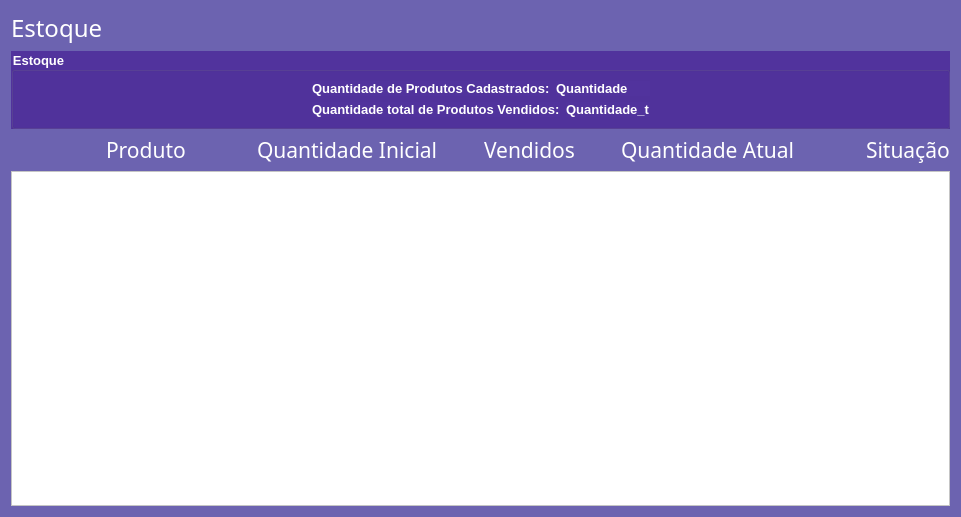
Before: the Qt Designer form view/estoque.ui in Michel3-01/Sistema_Loja_de_Roupas, drawn with Qt 5.
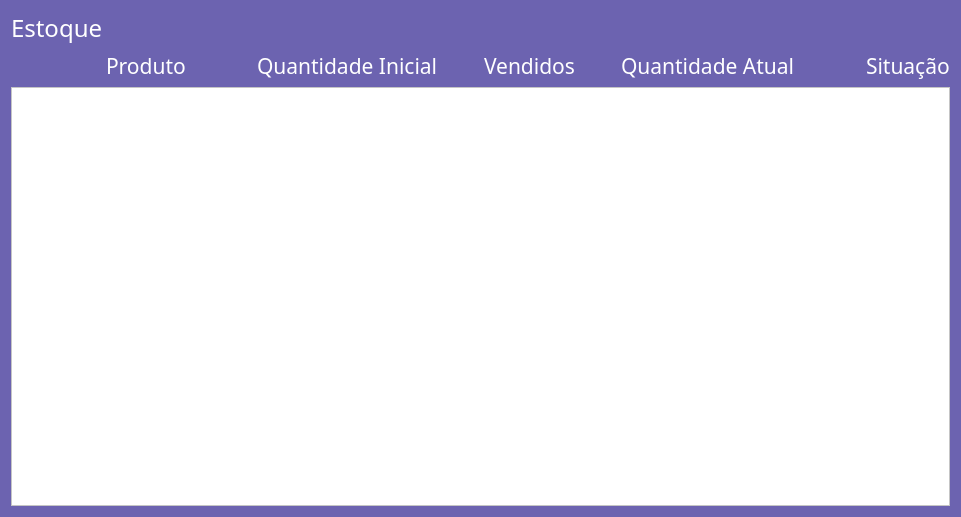
After: the same form once the commit is applied.

Patch:
```diff
--- a/view/estoque.ui
+++ b/view/estoque.ui
@@ -6,7 +6,7 @@
    <rect>
     <x>0</x>
     <y>0</y>
-    <width>782</width>
+    <width>912</width>
     <height>517</height>
    </rect>
   </property>
@@ -34,138 +34,7 @@
     </widget>
    </item>
    <item>
-    <layout class="QVBoxLayout" name="verticalLayout_3">
-     <item>
-      <widget class="QGroupBox" name="groupBox_4">
-       <property name="font">
-        <font>
-         <pointsize>10</pointsize>
-         <weight>75</weight>
-         <bold>true</bold>
-        </font>
-       </property>
-       <property name="styleSheet">
-        <string notr="true">background-color: rgb(81, 51, 157);
-color:rgb(255,255,255);</string>
-       </property>
-       <property name="title">
-        <string>Estoque</string>
-       </property>
-       <layout class="QVBoxLayout" name="verticalLayout_5">
-        <item>
-         <layout class="QHBoxLayout" name="horizontalLayout_7">
-          <item>
-           <spacer name="horizontalSpacer_7">
-            <property name="orientation">
-             <enum>Qt::Horizontal</enum>
-            </property>
-            <property name="sizeHint" stdset="0">
-             <size>
-              <width>40</width>
-              <height>20</height>
-             </size>
-            </property>
-           </spacer>
-          </item>
-          <item>
-           <layout class="QVBoxLayout" name="verticalLayout">
-            <item>
-             <layout class="QHBoxLayout" name="horizontalLayout_5">
-              <item>
-               <widget class="QLabel" name="label_7">
-                <property name="font">
-                 <font>
-                  <pointsize>10</pointsize>
-                  <weight>75</weight>
-                  <bold>true</bold>
-                 </font>
-                </property>
-                <property name="styleSheet">
-                 <string notr="true">color: rgb(255, 255, 255);</string>
-                </property>
-                <property name="text">
-                 <string>Quantidade de Produtos Cadastrados:</string>
-                </property>
-               </widget>
-              </item>
-              <item>
-               <widget class="QLabel" name="label_9">
-                <property name="font">
-                 <font>
-                  <pointsize>10</pointsize>
-                  <weight>75</weight>
-                  <bold>true</bold>
-                 </font>
-                </property>
-                <property name="styleSheet">
-                 <string notr="true">color: rgb(255, 255, 255);</string>
-                </property>
-                <property name="text">
-                 <string>Quantidade</string>
-                </property>
-               </widget>
-              </item>
-             </layout>
-            </item>
-            <item>
-             <layout class="QHBoxLayout" name="horizontalLayout_6">
-              <item>
-               <widget class="QLabel" name="label_8">
-                <property name="font">
-                 <font>
-                  <pointsize>10</pointsize>
-                  <weight>75</weight>
-                  <bold>true</bold>
-                 </font>
-                </property>
-                <property name="styleSheet">
-                 <string notr="true">color: rgb(255, 255, 255);</string>
-                </property>
-                <property name="text">
-                 <string>Quantidade total de Produtos Vendidos:</string>
-                </property>
-               </widget>
-              </item>
-              <item>
-               <widget class="QLabel" name="label_10">
-                <property name="font">
-                 <font>
-                  <pointsize>10</pointsize>
-                  <weight>75</weight>
-                  <bold>true</bold>
-                 </font>
-                </property>
-                <property name="styleSheet">
-                 <string notr="true">color: rgb(255, 255, 255);</string>
-                </property>
-                <property name="text">
-                 <string>Quantidade_t</string>
-                </property>
-               </widget>
-              </item>
-             </layout>
-            </item>
-           </layout>
-          </item>
-          <item>
-           <spacer name="horizontalSpacer_8">
-            <property name="orientation">
-             <enum>Qt::Horizontal</enum>
-            </property>
-            <property name="sizeHint" stdset="0">
-             <size>
-              <width>40</width>
-              <height>20</height>
-             </size>
-            </property>
-           </spacer>
-          </item>
-         </layout>
-        </item>
-       </layout>
-      </widget>
-     </item>
-    </layout>
+    <layout class="QVBoxLayout" name="verticalLayout_3"/>
    </item>
    <item>
     <layout class="QHBoxLayout" name="horizontalLayout">
@@ -358,7 +227,7 @@
        <rect>
         <x>0</x>
         <y>0</y>
-        <width>762</width>
+        <width>892</width>
         <height>20</height>
        </rect>
       </property>
```
